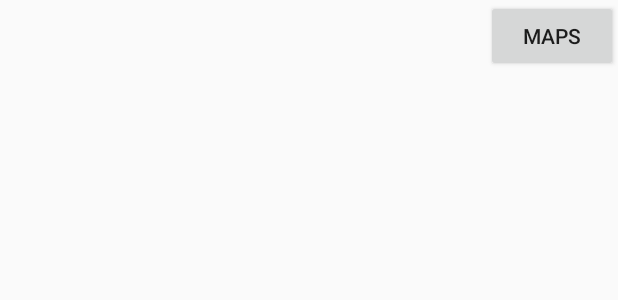
After one commit to gehnaanand/Shop_App, an Android app: the layout custom_list_row.xml on its own in the app's theme, with its tools: preview values and no code run, on a phone screen of 412 x 824 dp. The commit adds this screen. Shown: the top 300 px of the screen. Run offline under Robolectric (Android 15) with nearby library versions, the phone set to English and light mode, and no system bars.

Commit message:
Custom list view

```diff
--- a/app/src/main/res/layout/activity_store__register.xml
+++ b/app/src/main/res/layout/activity_store__register.xml
@@ -85,6 +85,7 @@
         android:id="@+id/progressBar"
         android:layout_width="wrap_content"
         android:layout_height="wrap_content"
-        android:layout_centerInParent="true"/>
+        android:layout_centerInParent="true"
+        android:visibility="invisible"/>
 
 </RelativeLayout>
--- /dev/null
+++ b/app/src/main/res/layout/custom_list_row.xml
@@ -0,0 +1,21 @@
+<?xml version="1.0" encoding="utf-8"?>
+<RelativeLayout
+    xmlns:android="http://schemas.android.com/apk/res/android" android:layout_width="match_parent"
+    android:layout_height="match_parent">
+
+    <TextView
+        android:id="@+id/text"
+        android:layout_width="wrap_content"
+        android:layout_height="wrap_content"
+        android:textSize="20dp"
+        android:layout_marginLeft="20dp"
+        android:gravity="center"
+        android:layout_alignBottom="@+id/maps"/>
+    <Button
+        android:id="@+id/maps"
+        android:layout_width="wrap_content"
+        android:layout_height="wrap_content"
+        android:text="maps"
+        android:layout_alignParentEnd="true"
+        android:layout_alignParentRight="true"/>
+</RelativeLayout>
```
Also changed, not shown: app/src/main/java/com/example/gehna/shopapp/Store_Register.java (+9 -1 lines), app/src/main/java/com/example/gehna/shopapp/Stores_Available.java (+50 -1 lines).
